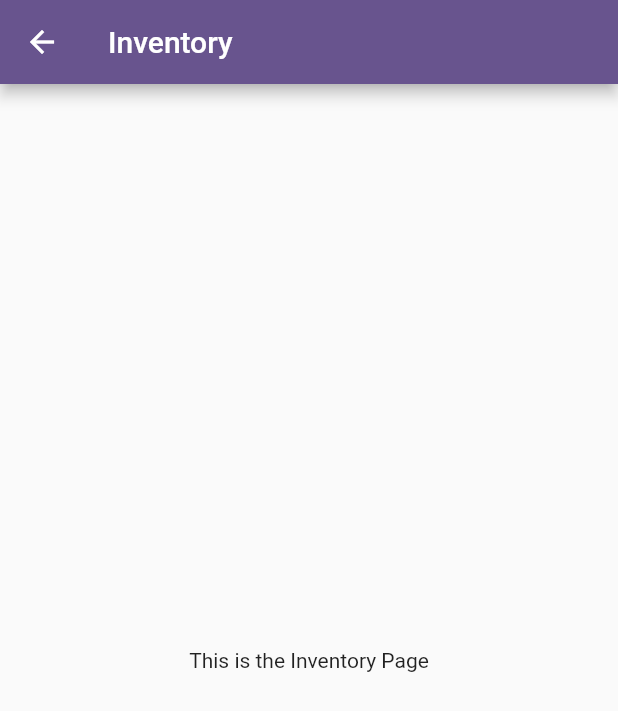
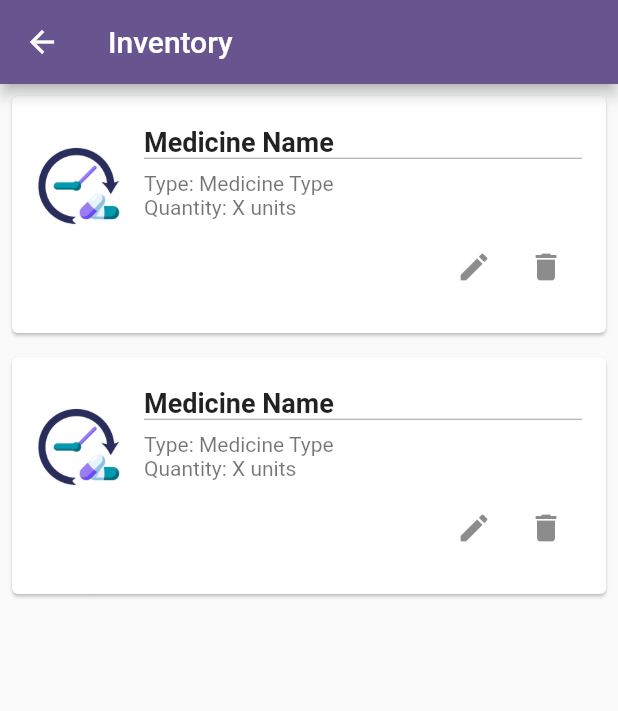
Before and after one commit to KJanhavi04/medipal_UI, a Flutter app: the screen it shows after launch, item 2 of the bottom bar chosen, on a phone screen of 412 x 824 dp. Shown: the top 711 px of the screen. Run offline on Flutter 3.47's test engine with Material 2 defaults, Android fonts, the phone set to English and light mode, and no system bars; our stand-ins replace datetime_picker_formfield.

Commit message:
god kns what i did!! so just commiting

```diff
--- a/lib/bottom_navigation.dart
+++ b/lib/bottom_navigation.dart
@@ -6,6 +6,7 @@ class BottomNavigation extends StatefulWidget {
   const BottomNavigation({super.key});
 
   @override
+  // ignore: library_private_types_in_public_api
   _BottomNavigationState createState() => _BottomNavigationState();
 }
 
--- a/lib/dashboard_screen.dart
+++ b/lib/dashboard_screen.dart
@@ -14,16 +14,12 @@ class DashboardScreen extends StatefulWidget {
 }
 
 class _DashboardScreenState extends State<DashboardScreen> {
-  int _selectedIndex = 0; // Current selected tab index
-
   void _navigateToMedicineForm(BuildContext context) {
     Navigator.push(
       context,
       MaterialPageRoute(builder: (context) => const MedicineForm()),
     );
   }
-
-
 
   @override
   Widget build(BuildContext context) {
--- a/lib/inventory_screen.dart
+++ b/lib/inventory_screen.dart
@@ -1,9 +1,8 @@
-// inventory_screen.dart
-
+import 'package:flutter/cupertino.dart';
 import 'package:flutter/material.dart';
 
 class InventoryScreen extends StatelessWidget {
-  const InventoryScreen({super.key});
+  const InventoryScreen({Key? key}) : super(key: key);
 
   @override
   Widget build(BuildContext context) {
@@ -11,8 +10,67 @@ class InventoryScreen extends StatelessWidget {
       appBar: AppBar(
         title: const Text('Inventory'),
       ),
-      body: const Center(
-        child: Text('This is the Inventory Page'),
+      body: _buildInventoryList(), // Create the inventory list view
+    );
+  }
+
+  Widget _buildInventoryList() {
+    // Replace this with your actual inventory data or use a ListView.builder
+    return ListView(
+      children: [
+        _buildInventoryCard(),
+        _buildInventoryCard(),
+        // Add more inventory cards here
+      ],
+    );
+  }
+
+  Widget _buildInventoryCard() {
+    return Card(
+      margin: const EdgeInsets.all(8),
+      child: Column(
+        crossAxisAlignment: CrossAxisAlignment.start,
+        children: [
+          ListTile(
+            contentPadding: const EdgeInsets.all(16),
+            leading: Image.asset(
+                'assets/images/MediPal.png'), // Replace with your image asset
+            title: const Text(
+              'Medicine Name',
+              style: TextStyle(
+                fontSize: 18.0,
+                fontWeight: FontWeight.bold,
+              ),
+            ),
+            subtitle: Column(
+              crossAxisAlignment: CrossAxisAlignment.start,
+              children: [
+                const Divider(height: 1, color: Colors.grey), // Vertical line
+                const SizedBox(height: 8),
+                const Text('Type: Medicine Type'),
+                const Text('Quantity: X units'),
+                const SizedBox(height: 8),
+                Row(
+                  mainAxisAlignment: MainAxisAlignment.end,
+                  children: [
+                    IconButton(
+                      icon: const Icon(Icons.edit),
+                      onPressed: () {
+                        // Implement edit functionality
+                      },
+                    ),
+                    IconButton(
+                      icon: const Icon(Icons.delete),
+                      onPressed: () {
+                        // Implement delete functionality
+                      },
+                    ),
+                  ],
+                ),
+              ],
+            ),
+          ),
+        ],
       ),
     );
   }
```
